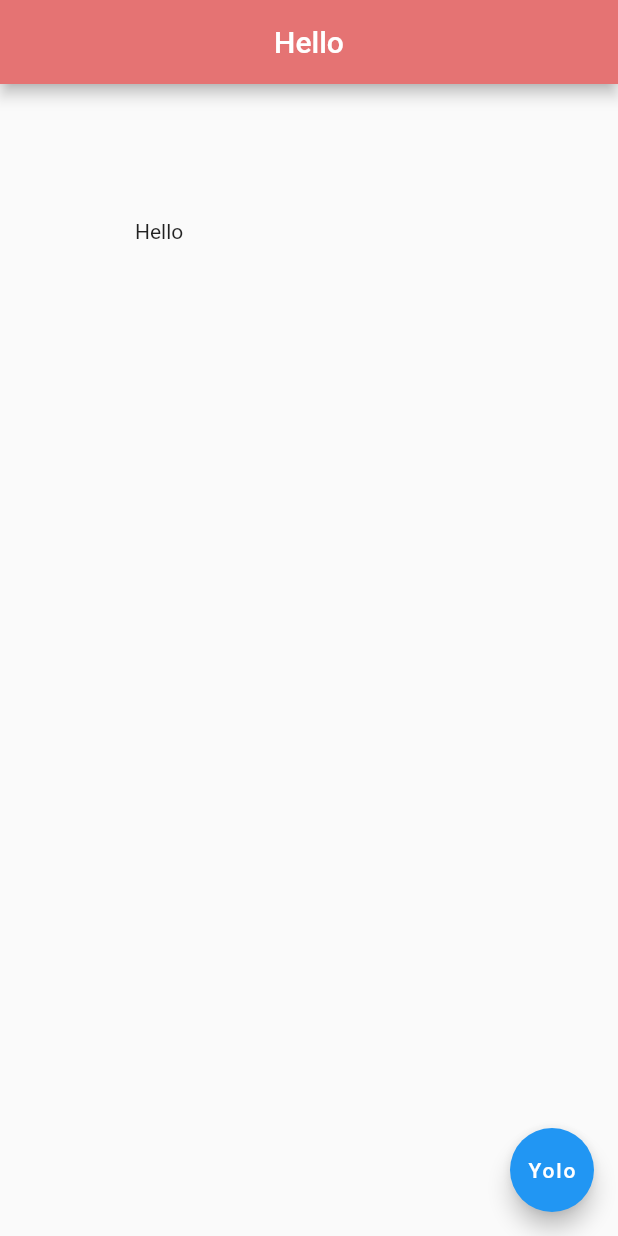
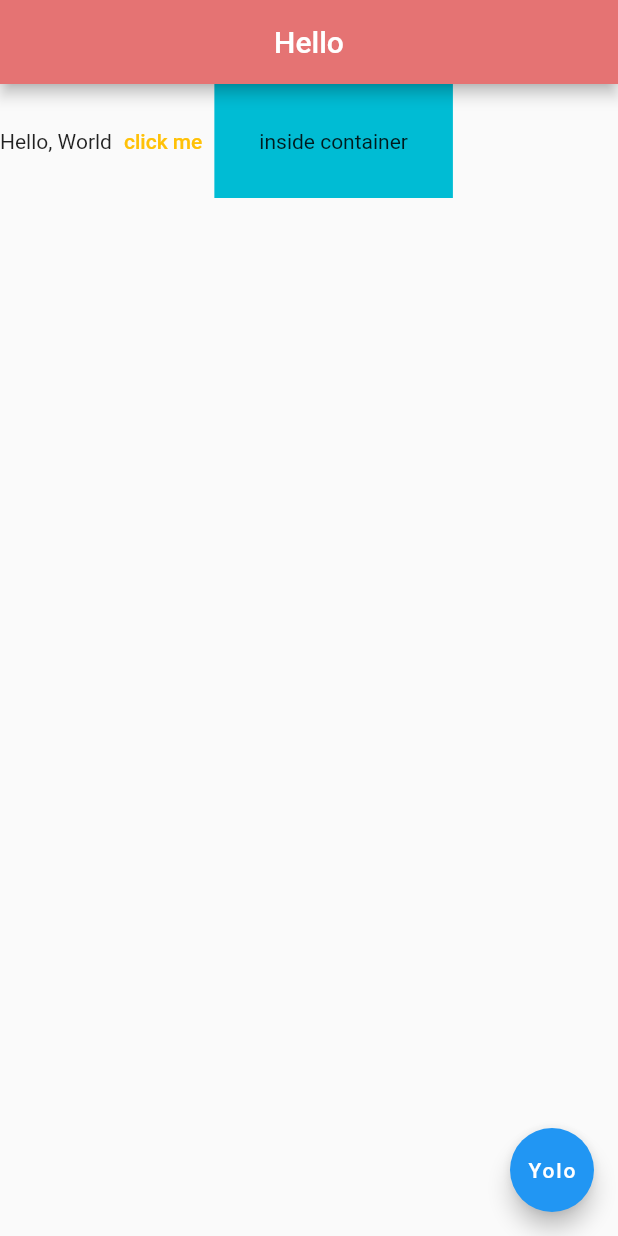
Before and after one commit to pewebdevelopment/Zen-Flutter-PlayGround, a Flutter app: the screen it shows after launch, on a phone screen of 412 x 824 dp. Run offline on Flutter 3.47's test engine with Material 2 defaults, Android fonts, the phone set to English and light mode, and no system bars; missing offline and left inert: dart:html.

Commit message:
Inside Container Button Putted

```diff
--- a/lib/main.dart
+++ b/lib/main.dart
@@ -14,9 +14,22 @@
           centerTitle: true,
           backgroundColor: Colors.red[300],
         ),
-        body: Padding(
-          padding: EdgeInsets.all(90.0),
-          child: Text('Hello'),
+        body: Row(
+          children: <Widget>[
+            Text('Hello, World'),
+            TextButton(
+              style: ButtonStyle(
+                foregroundColor: MaterialStateProperty.all<Color>(Colors.amber),
+              ),
+              onPressed: () {},
+              child: Text('click me'),
+            ),
+            Container(
+              color: Colors.cyan,
+              padding: EdgeInsets.all(30.0),
+              child: Text('inside container'),
+            )
+          ],
         ),
         floatingActionButton: FloatingActionButton(
           child: Text("Yolo"),
```
